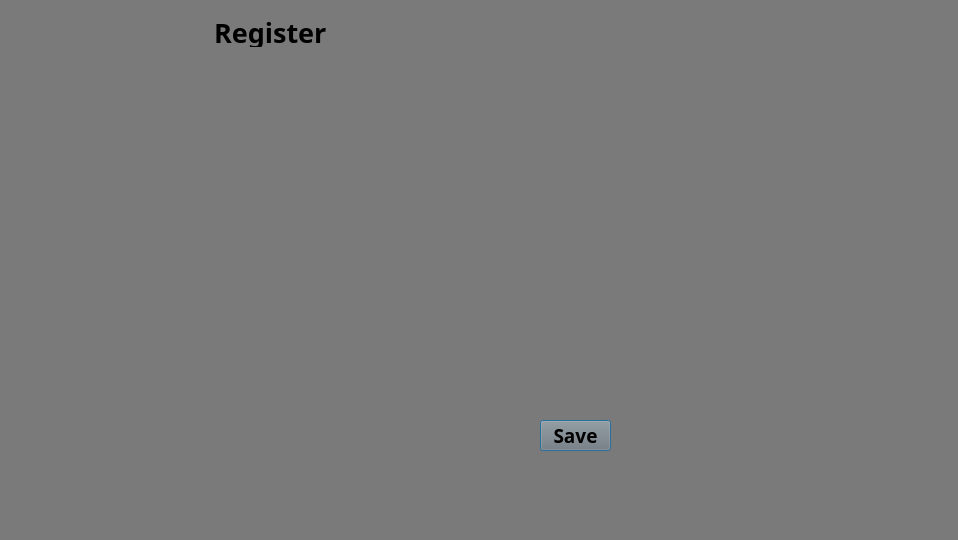
The window that registeration.ui (afsharz/Zombie-vs-Plant) describes before a commit, drawn with Qt 5.
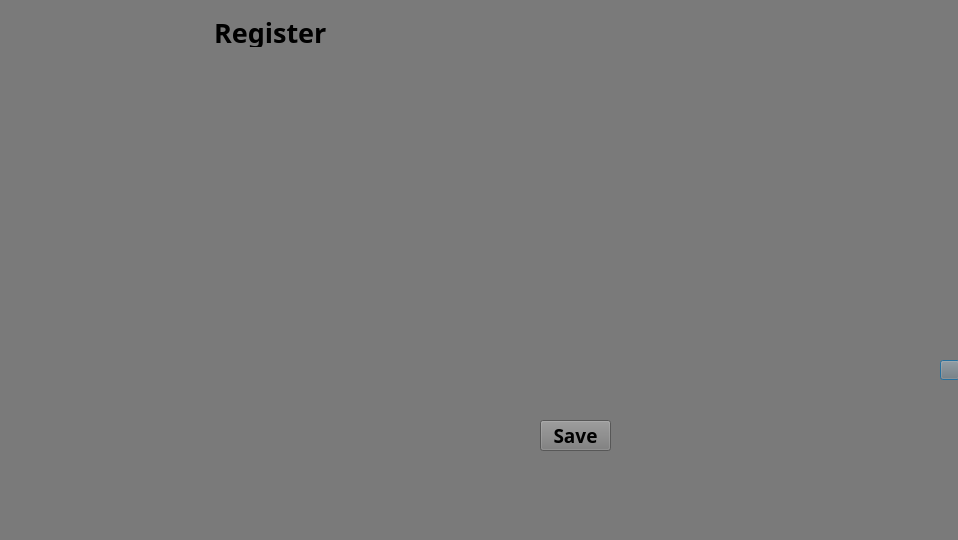
The same window after the commit. Icons and pictures are not drawn.

Patch:
```diff
--- a/registeration.ui
+++ b/registeration.ui
@@ -226,6 +226,26 @@
   <widget class="QPushButton" name="pushButton_3">
    <property name="geometry">
     <rect>
+     <x>940</x>
+     <y>360</y>
+     <width>20</width>
+     <height>20</height>
+    </rect>
+   </property>
+   <property name="font">
+    <font>
+     <family>B Compset</family>
+     <pointsize>14</pointsize>
+     <bold>true</bold>
+    </font>
+   </property>
+   <property name="text">
+    <string/>
+   </property>
+  </widget>
+  <widget class="QPushButton" name="pushButton_4">
+   <property name="geometry">
+    <rect>
      <x>540</x>
      <y>420</y>
      <width>71</width>
```
